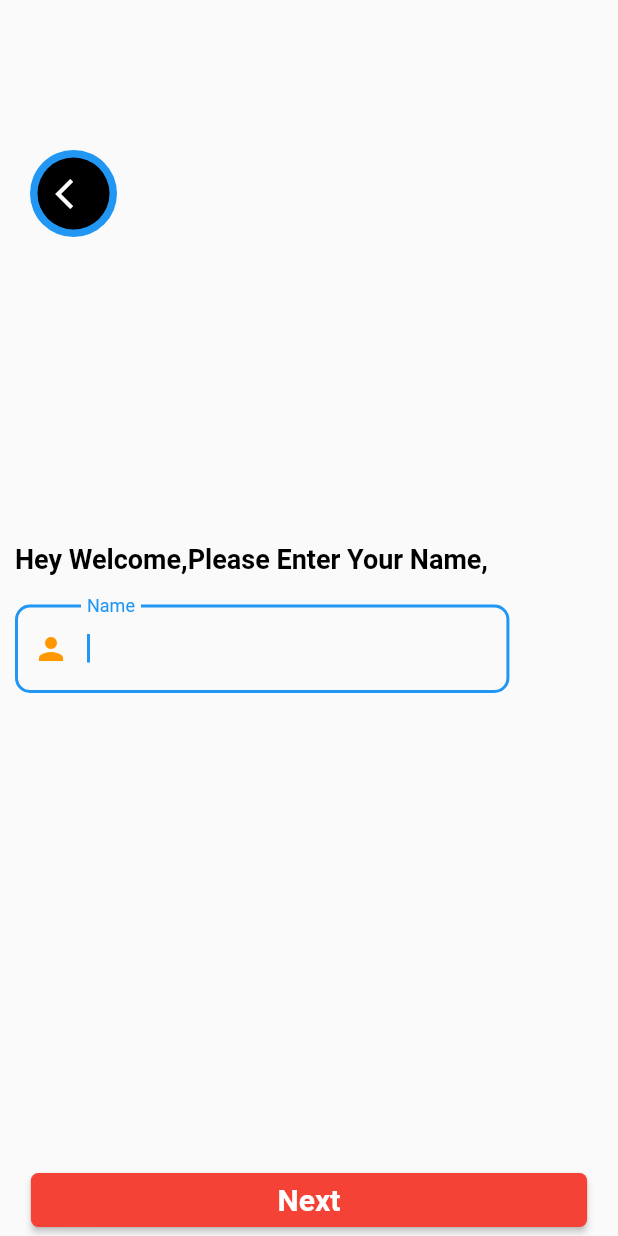
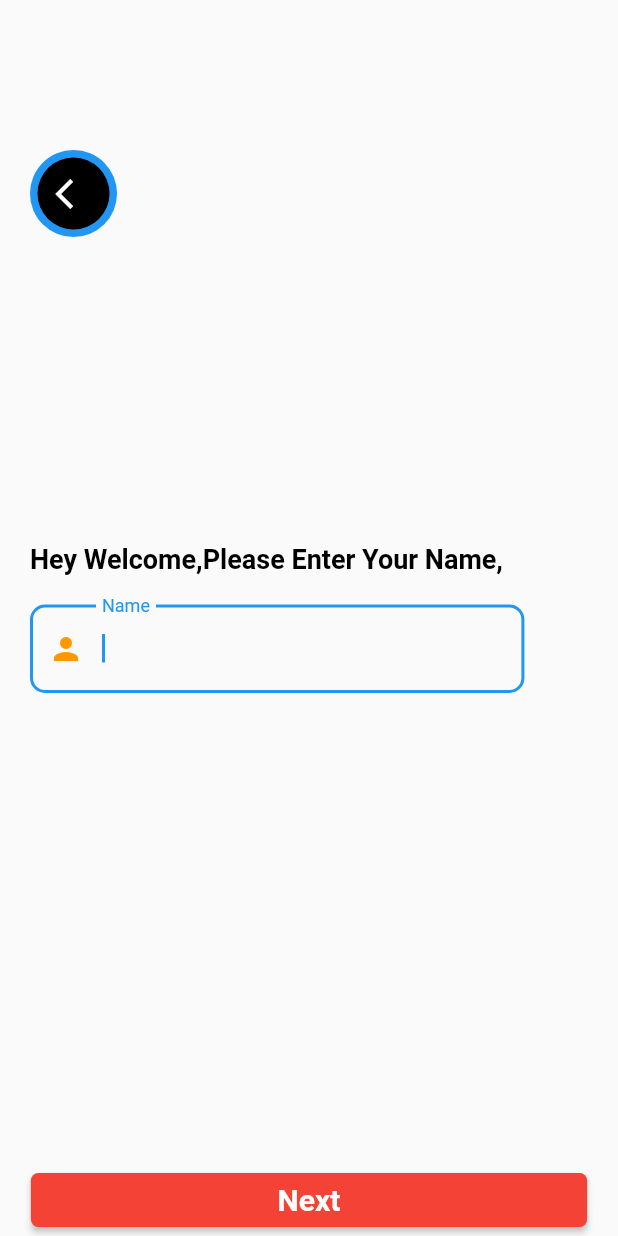
Before and after one commit to taylanyildiz/Flutter-Focus-Node, a Flutter app: the screen it shows after launch, on a phone screen of 412 x 824 dp. Run offline on Flutter 3.47's test engine with Material 2 defaults, Android fonts, the phone set to English and light mode, and no system bars.

Commit message:
added container

```diff
--- a/lib/widgets/input_widget.dart
+++ b/lib/widgets/input_widget.dart
@@ -220,7 +220,9 @@ class _InputWidgetState extends State<InputWidget> {
                     controller: _pageController!,
                     itemBuilder: (context, index) {
                       FocusScope.of(context).requestFocus(node[currentPage]);
-                      return Column(
+                      return Container(
+                        padding: EdgeInsets.all(10.0),
+                        child: Column(
                           crossAxisAlignment: CrossAxisAlignment.start,
                           mainAxisAlignment: MainAxisAlignment.center,
                           children: [
@@ -240,6 +242,7 @@ class _InputWidgetState extends State<InputWidget> {
                             ),
                             profile![currentPage],
                           ],
+                        ),
                       );
                     },
                   );
```
Lines whose indentation alone changed are shown as unchanged.
